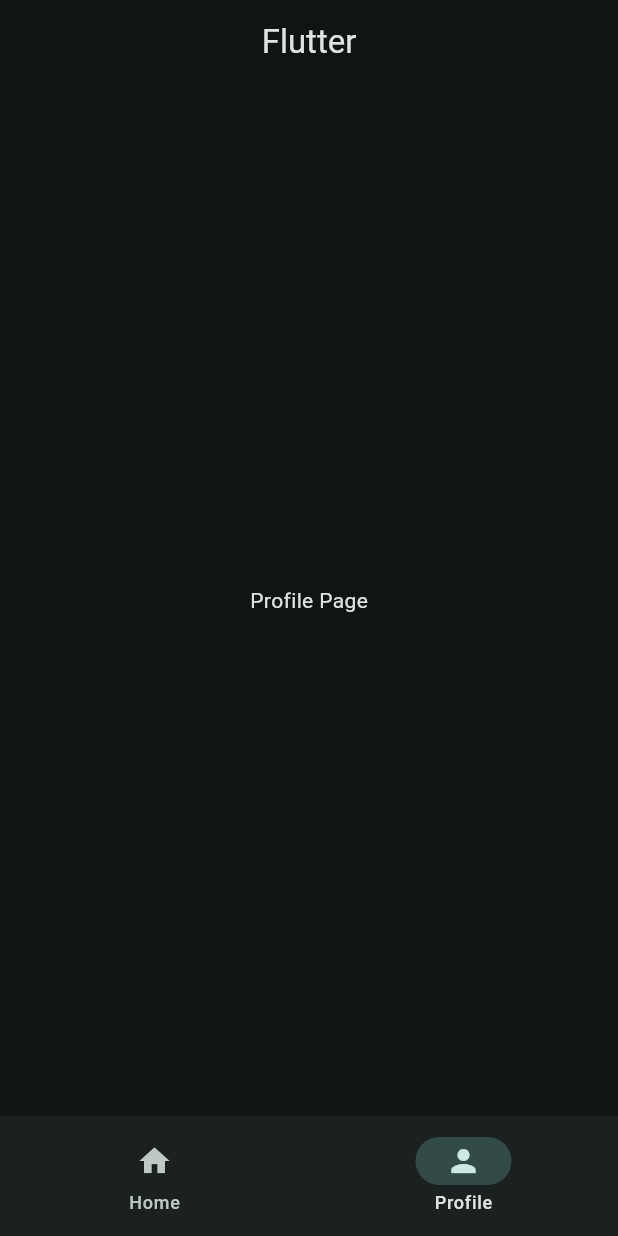
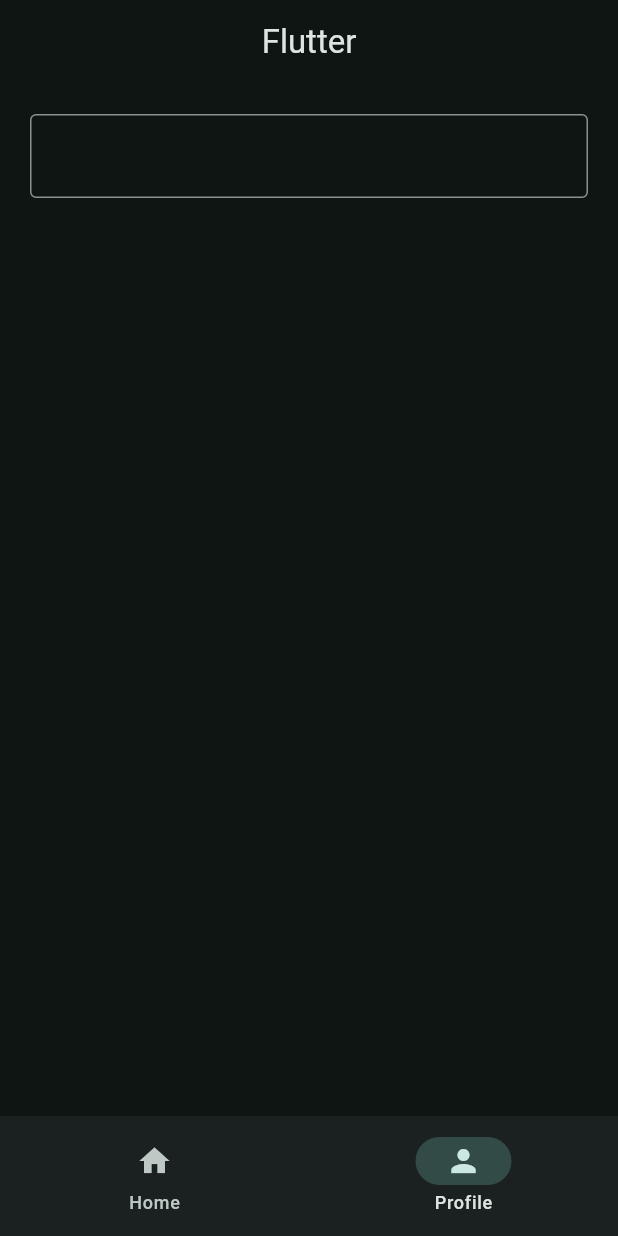
Before and after one commit to pulpetto/First-Flutter-Project, a Flutter app: the screen it shows after launch, item 2 of the bottom bar chosen, on a phone screen of 412 x 824 dp. Run offline on Flutter 3.47's test engine with Material 3 defaults, Android fonts, the phone set to English and light mode, and no system bars.

Commit message:
add input and show value below

```diff
--- a/lib/views/pages/profile_page.dart
+++ b/lib/views/pages/profile_page.dart
@@ -1,10 +1,31 @@
 import 'package:flutter/material.dart';
 
-class ProfilePage extends StatelessWidget {
+class ProfilePage extends StatefulWidget {
   const ProfilePage({super.key});
 
   @override
+  State<ProfilePage> createState() => _ProfilePageState();
+}
+
+class _ProfilePageState extends State<ProfilePage> {
+  TextEditingController controller = TextEditingController();
+
+  @override
   Widget build(BuildContext context) {
-    return Center(child: Text('Profile Page'));
+    return Padding(
+      padding: const EdgeInsets.all(20.0),
+      child: Column(
+        children: [
+          TextField(
+            controller: controller,
+            decoration: InputDecoration(border: OutlineInputBorder()),
+            onEditingComplete: () {
+              setState(() {});
+            },
+          ),
+          Text(controller.text),
+        ],
+      ),
+    );
   }
 }
```
